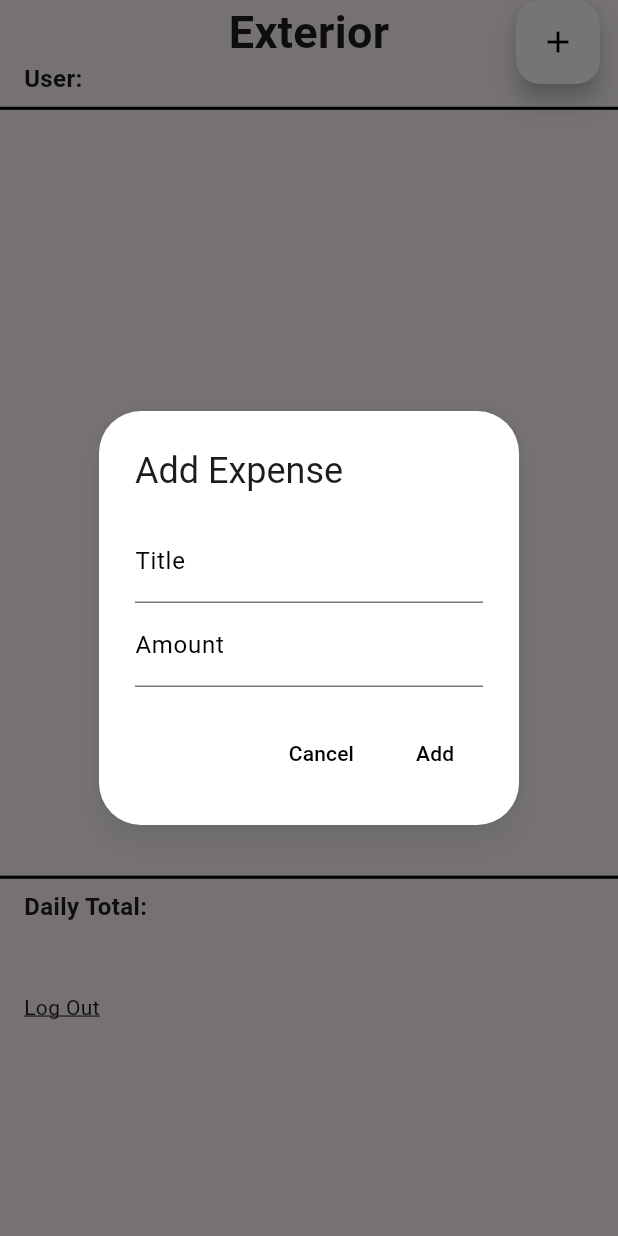
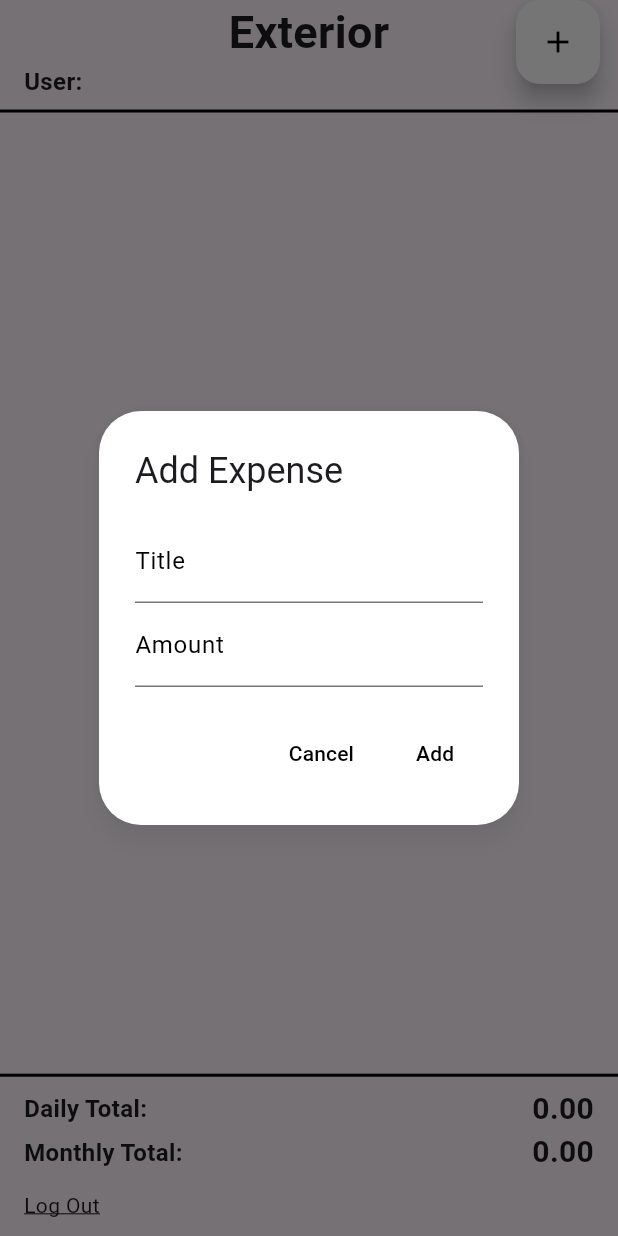
Before and after one commit to Isaac-Fate/exterior, a Flutter app: the screen it shows once a user with an empty profile is signed in, after a tap on the "add" icon, on a phone screen of 412 x 824 dp. Run offline on Flutter 3.47's test engine with Material 3 defaults, Android fonts, the light colour scheme and no system bars; our stand-ins replace cloud_firestore, firebase_auth, firebase_core, get, logger; accounts and stored records are empty; network calls fail.

Commit message:
Add daily and monthly total Revise layout

```diff
--- a/lib/database_manager.dart
+++ b/lib/database_manager.dart
@@ -100,4 +100,52 @@ class DatabaseManager {
     // Log
     _logger.i('Expense with ID $expenseId is deleted');
   }
+
+  Future<double> getDailyTotal() async {
+    // Get the current date
+    final now = DateTime.now();
+
+    // Get the start of the day
+    final startOfDay = DateTime(now.year, now.month, now.day);
+
+    // Get the end of the day
+    final endOfDay = DateTime(now.year, now.month, now.day, 23, 59, 59);
+
+    // Get the expenses
+    final querySnapshot = await expenseCollection
+        .where('date', isGreaterThanOrEqualTo: startOfDay)
+        .where('date', isLessThanOrEqualTo: endOfDay)
+        .get();
+
+    // Get the total
+    final total = querySnapshot.docs
+        .map((doc) => Expense.fromDocument(doc).amount)
+        .fold(0.0, (a, b) => a + b);
+
+    return total;
+  }
+
+  Future<double> getMonthlyTotal() async {
+    // Get the current date
+    final now = DateTime.now();
+
+    // Get the start of the month
+    final startOfMonth = DateTime(now.year, now.month, 1);
+
+    // Get the end of the month
+    final endOfMonth = DateTime(now.year, now.month + 1, 1);
+
+    // Get the expenses
+    final querySnapshot = await expenseCollection
+        .where('date', isGreaterThanOrEqualTo: startOfMonth)
+        .where('date', isLessThan: endOfMonth)
+        .get();
+
+    // Get the total
+    final total = querySnapshot.docs
+        .map((doc) => Expense.fromDocument(doc).amount)
+        .fold(0.0, (a, b) => a + b);
+
+    return total;
+  }
 }
--- a/lib/models/expense_list_controller.dart
+++ b/lib/models/expense_list_controller.dart
@@ -9,9 +9,17 @@ class ExpenseListController extends GetxController {
   DocumentSnapshot? _lastDocument;
   final _databaseManager = Get.find<DatabaseManager>();
 
+  /// Daily total expenses.
+  final _dailyTotal = 0.0.obs;
+
+  /// Monthly total expenses.
+  final _monthlyTotal = 0.0.obs;
+
   List<Expense> get expenses => _expenses;
+  double get dailyTotal => _dailyTotal.value;
+  double get monthlyTotal => _monthlyTotal.value;
 
-  addExpense(Expense expense) async {
+  Future<void> addExpense(Expense expense) async {
     // Add to the database and get the new expense ID
     final expenseId = await _databaseManager.addExpense(expense);
 
@@ -41,6 +49,9 @@ class ExpenseListController extends GetxController {
 
     // Update the last document
     _lastDocument = lastDocument;
+
+    // Update the total expenses
+    _updateTotalExpenses();
   }
 
   /// Refreshes the list of expenses
@@ -60,5 +71,30 @@ class ExpenseListController extends GetxController {
 
     // Update the last document
     _lastDocument = lastDocument;
+
+    // Update the total expenses
+    _updateTotalExpenses();
+  }
+
+  /// Updates the daily and monthly total expenses.
+  void _updateTotalExpenses() {
+    _updateDailyTotal();
+    _updateMonthlyTotal();
+  }
+
+  Future<void> _updateDailyTotal() async {
+    // Get the daily total from the database
+    final total = await _databaseManager.getDailyTotal();
+
+    // Set the daily total
+    _dailyTotal.value = total;
+  }
+
+  Future<void> _updateMonthlyTotal() async {
+    // Get the monthly total from the database
+    final total = await _databaseManager.getMonthlyTotal();
+
+    // Set the monthly total
+    _monthlyTotal.value = total;
   }
 }
--- a/lib/pages/home_page.dart
+++ b/lib/pages/home_page.dart
@@ -24,17 +24,19 @@ class _HomePageState extends State<HomePage> {
   final _logger = Get.find<Logger>();
 
   @override
+  void initState() {
+    super.initState();
+  }
+
+  @override
   Widget build(BuildContext context) {
     return Scaffold(
       body: Center(
         child: Column(
+          mainAxisAlignment: MainAxisAlignment.spaceEvenly,
           children: [
-            SafeArea(
-              child: Column(
-                children: [
-                  SizedBox(
-                    height: MediaQuery.of(context).size.height * 0.05,
-                    child: const Text(
+            const SafeArea(
+              child: Text(
                 'Exterior',
                 style: TextStyle(
                   fontSize: 30.0,
@@ -42,10 +44,6 @@ class _HomePageState extends State<HomePage> {
                 ),
               ),
             ),
-                  SizedBox(
-                    height: MediaQuery.of(context).size.height * 0.05,
-                    child: Column(
-                      children: [
             Padding(
               padding: const EdgeInsets.fromLTRB(16.0, 0, 0, 0),
               child: Row(
@@ -67,41 +65,64 @@ class _HomePageState extends State<HomePage> {
               color: Colors.black,
               thickness: 2.0,
             ),
-                      ],
+            const Expanded(
+              child: ExpenseList(),
             ),
-                  ),
-                  SizedBox(
-                    height: MediaQuery.of(context).size.height * 0.6,
-                    child: const ExpenseList(),
-                  ),
-                ],
-              ),
-            ),
-            SizedBox(
-              height: MediaQuery.of(context).size.height * 0.09,
-              child: Column(
-                children: [
             const Divider(
               color: Colors.black,
               thickness: 2.0,
             ),
-                  Padding(
-                    padding: const EdgeInsets.fromLTRB(16.0, 0, 0, 0),
-                    child: Row(
+            Obx(() {
+              return Padding(
+                padding: const EdgeInsets.fromLTRB(16.0, 0, 16.0, 0),
+                child: Column(
+                  children: [
+                    // Daily total
+                    Row(
                       children: [
                         const Text(
                           'Daily Total:',
                           style: TextStyle(
+                            fontWeight: FontWeight.bold,
                             fontSize: 16.0,
+                          ),
+                        ),
+                        const Spacer(),
+                        Text(
+                          _expenseListController.dailyTotal.toStringAsFixed(2),
+                          style: const TextStyle(
                             fontWeight: FontWeight.bold,
+                            fontSize: 20.0,
                           ),
                         ),
                       ],
                     ),
+
+                    // Monthly total
+                    Row(
+                      children: [
+                        const Text(
+                          'Monthly Total:',
+                          style: TextStyle(
+                            fontWeight: FontWeight.bold,
+                            fontSize: 16.0,
+                          ),
+                        ),
+                        const Spacer(),
+                        Text(
+                          _expenseListController.monthlyTotal
+                              .toStringAsFixed(2),
+                          style: const TextStyle(
+                            fontWeight: FontWeight.bold,
+                            fontSize: 20.0,
+                          ),
                         ),
                       ],
                     ),
+                  ],
                 ),
+              );
+            }),
             SizedBox(
               height: MediaQuery.of(context).size.height * 0.05,
               child: Row(
@@ -146,9 +167,12 @@ class _HomePageState extends State<HomePage> {
       context: context,
       builder: (context) {
         return AddExpenseDialog(
-          onExpenseCreated: (expense) {
+          onExpenseCreated: (expense) async {
             try {
-              _expenseListController.addExpense(expense);
+              // Use the expense list controller to add the expense
+              await _expenseListController.addExpense(expense);
+
+              // Update the monthly total
             } catch (e) {
               _logger.e('Error adding expense: $e');
             }
--- a/lib/pages/splash_page.dart
+++ b/lib/pages/splash_page.dart
@@ -20,7 +20,7 @@ class _SplashPageState extends State<SplashPage> {
 
     _auth.authStateChanges().listen((User? user) async {
       // Delay for a little bit to show the splash screen
-      await Future.delayed(const Duration(seconds: 2));
+      await Future.delayed(const Duration(seconds: 1));
 
       if (user == null) {
         // Navigate to the login page if the user is not logged in
--- a/lib/widgets/expense_item.dart
+++ b/lib/widgets/expense_item.dart
@@ -29,19 +29,28 @@ class ExpenseItem extends StatelessWidget {
         ),
       ),
       direction: DismissDirection.endToStart,
-      child: ListTile(
-        title: Text(
+
+      child: Padding(
+        padding: const EdgeInsets.fromLTRB(16.0, 4.0, 16.0, 4.0),
+        child: Row(
+          children: [
+            Text(
               expense.title,
               style: const TextStyle(
                 fontWeight: FontWeight.normal,
                 fontSize: 16.0,
               ),
             ),
-        trailing: Text(expense.amount.toStringAsFixed(2),
+            const Spacer(),
+            Text(
+              expense.amount.toStringAsFixed(2),
               style: const TextStyle(
                 fontWeight: FontWeight.bold,
                 fontSize: 20.0,
-            )),
+              ),
+            ),
+          ],
+        ),
       ),
       onDismissed: (direction) {
         onDismissed?.call();
--- a/lib/widgets/expense_list.dart
+++ b/lib/widgets/expense_list.dart
@@ -1,8 +1,8 @@
 import 'package:flutter/material.dart';
 import 'package:get/get.dart';
 import 'package:intl/intl.dart';
-import 'package:cloud_firestore/cloud_firestore.dart';
 import 'package:logger/logger.dart';
+import '../database_manager.dart';
 import '../models/expense.dart';
 import './expense_item.dart';
 import './dashed_divider.dart';
@@ -22,6 +22,9 @@ class ExpenseList extends StatefulWidget {
 
 class _ExpenseListState extends State<ExpenseList> {
   final _scrollController = ScrollController();
+
+  /// Database manager.
+  final _databaseManager = Get.find<DatabaseManager>();
 
   final _expenseListController = Get.find<ExpenseListController>();
   late final _expenses = _expenseListController.expenses;
@@ -48,20 +51,22 @@ class _ExpenseListState extends State<ExpenseList> {
                   expense.date.day != _expenses[index - 1].date.day)) {
             return Column(
               children: [
-                Row(
+                Padding(
+                  padding: const EdgeInsets.fromLTRB(16.0, 16.0, 0, 0),
+                  child: Row(
                     children: [
-                    const Padding(
-                      padding: EdgeInsets.fromLTRB(16.0, 0, 0, 0),
-                      child: Text('Date: ',
+                      const Text(
+                        'Date: ',
                         style: TextStyle(
                           fontWeight: FontWeight.bold,
                           fontSize: 16.0,
-                          )),
+                        ),
                       ),
                       Text(
                         DateFormat('yyyy-MM-dd').format(expense.date),
                       ),
                     ],
+                  ),
                 ),
                 const DashedDivider(),
                 ExpenseItem(
@@ -102,20 +107,6 @@ class _ExpenseListState extends State<ExpenseList> {
     });
 
     // Delete the expense from the database
-    FirebaseFirestore.instance
-        .collection('Users')
-        .doc('test')
-        .collection('Expenses')
-        .doc(expense.id)
-        .delete()
-        .then((doc) => _logger.i('Expense with ID ${expense.id} is deleted'))
-        .onError((error, stackTrace) {
-      // Show a snackbar with the error message
-      ScaffoldMessenger.of(context).showSnackBar(
-        SnackBar(
-          content: Text('Failed to delete the expense: $error'),
-        ),
-      );
-    });
+    _databaseManager.deleteExpense(expense.id!);
   }
 }
```
Lines whose indentation alone changed are shown as unchanged.
